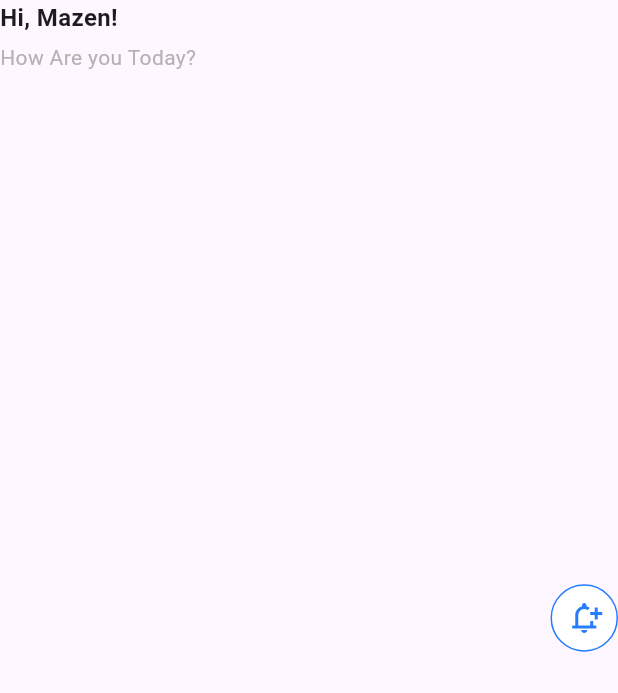
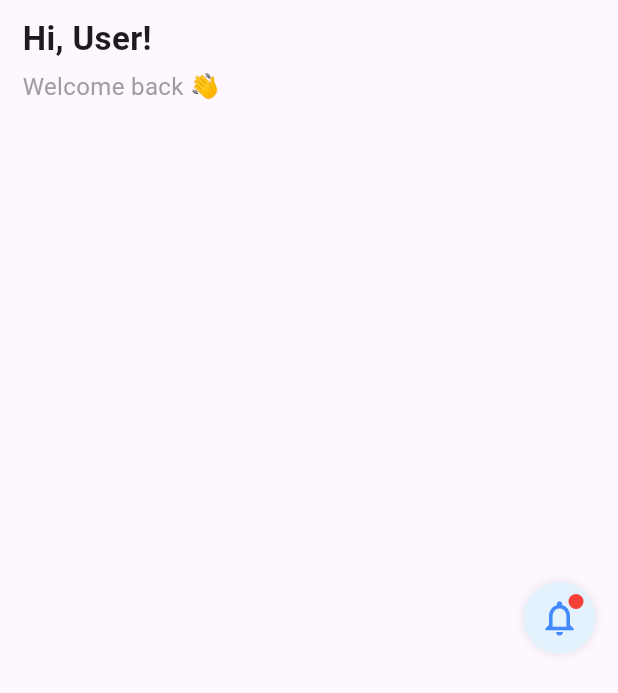
Before and after one commit to nadanasser0/Health_Care_App, a Flutter app: the HeaderWidget widget shown alone on an empty page, opened directly, on a phone screen of 412 x 824 dp. Shown: the top 693 px of the screen. Run offline on Flutter 3.47's test engine with Material 3 defaults, Android fonts, the phone set to English and light mode, and no system bars; our stand-ins replace animated_bottom_navigation_bar, carousel_slider, cloud_firestore, easy_date_timeline, emoji_picker_flutter, file_picker and 5 more; missing offline and left inert: record; accounts and stored records are empty.

Commit message:
edit_home_andSomeSignup_form-lastEdit_3/11/2025

```diff
--- a/lib/Features/patient_side/home_screen/widget/header.dart
+++ b/lib/Features/patient_side/home_screen/widget/header.dart
@@ -1,50 +1,117 @@
 import 'package:flutter/material.dart';
+import 'package:cloud_firestore/cloud_firestore.dart';
+import 'package:firebase_auth/firebase_auth.dart';
 import 'package:health_care_app/Features/patient_side/notification/notification_screen.dart';
-import 'package:health_care_app/core/constants/colors.dart';
-import 'package:health_care_app/core/constants/sizes.dart';
 
-///          header widget
-class HeaderWidget extends StatelessWidget {
-  const HeaderWidget({super.key});
+class HeaderWidget extends StatefulWidget {
+  const HeaderWidget({Key? key}) : super(key: key);
+
+  @override
+  State<HeaderWidget> createState() => _HeaderWidgetState();
+}
+
+class _HeaderWidgetState extends State<HeaderWidget> {
+  String userName = "";
+  bool hasNewNotification =
+      true; //  مؤقتًا خليه true عشان النقطة تظهر (تقدر تربطه بفايربيز لاحقًا)
+
+  @override
+  void initState() {
+    super.initState();
+    _loadUserData();
+  }
+
+  Future<void> _loadUserData() async {
+    final user = FirebaseAuth.instance.currentUser;
+    if (user != null) {
+      final doc = await FirebaseFirestore.instance
+          .collection('users')
+          .doc(user.uid)
+          .get();
+      if (doc.exists) {
+        setState(() {
+          userName = doc['name'] ?? "";
+        });
+      }
+    }
+  }
 
   @override
   Widget build(BuildContext context) {
-    return Row(
+    return Padding(
+      padding: const EdgeInsets.symmetric(horizontal: 15, vertical: 10),
+      child: Row(
+        mainAxisAlignment: MainAxisAlignment.spaceBetween,
         children: [
+          //  نص الترحيب
           Column(
             crossAxisAlignment: CrossAxisAlignment.start,
             children: [
-            Text("Hi, Mazen!", style: AppFonts.bodyLarge),
-            SizedBox(height: 5),
               Text(
-              "How Are you Today?",
-              style: TextStyle(color: AppColors.textColorGrey),
+                "Hi, ${userName.isEmpty ? "User" : userName}!",
+                style: const TextStyle(
+                  fontSize: 22,
+                  fontWeight: FontWeight.bold,
+                ),
+              ),
+              const SizedBox(height: 5),
+              const Text(
+                "Welcome back 👋",
+                style: TextStyle(fontSize: 16, color: Colors.grey),
               ),
             ],
           ),
-        Spacer(),
+
+          //  زر الإشعارات بشكل احترافي داخل دائرة + نقطة تنبيه
+          Stack(
+            children: [
               Container(
-          width: 45,
-          height: 45,
                 decoration: BoxDecoration(
-
-            border: BoxBorder.all(color: AppColors.blueColor),
+                  color: Colors.blue.shade50,
                   shape: BoxShape.circle,
-
-            // color: AppColors.textColorBlue.withOpacity(0.1),
-            color: AppColors.whiteColor,
+                  boxShadow: [
+                    BoxShadow(
+                      color: Colors.grey.withOpacity(0.2),
+                      spreadRadius: 1,
+                      blurRadius: 4,
+                    ),
+                  ],
                 ),
                 child: IconButton(
                   onPressed: () {
                     Navigator.push(
                       context,
-                MaterialPageRoute(builder: (context) => NotificationScreen()),
+                      MaterialPageRoute(
+                        builder: (context) => const NotificationScreen(),
+                      ),
                     );
                   },
-            icon: Icon(Icons.notification_add_outlined , color: AppColors.blueColor,),
+                  icon: const Icon(
+                    Icons.notifications_none_outlined,
+                    size: 28,
+                    color: Colors.blueAccent,
+                  ),
+                ),
+              ),
+
+              //  النقطة الصغيرة لو فيه إشعارات جديدة
+              if (hasNewNotification)
+                Positioned(
+                  right: 8,
+                  top: 8,
+                  child: Container(
+                    width: 10,
+                    height: 10,
+                    decoration: const BoxDecoration(
+                      color: Colors.red,
+                      shape: BoxShape.circle,
+                    ),
                   ),
                 ),
             ],
+          ),
+        ],
+      ),
     );
   }
 }
--- a/lib/Features/patient_side/profile/widgets/user_profile/logout_dialog.dart
+++ b/lib/Features/patient_side/profile/widgets/user_profile/logout_dialog.dart
@@ -71,8 +71,6 @@ class LogoutDialog {
                         ),
                         onPressed: () {
                           Navigator.pop(context);
-
-
                         },
 
                         child: const Text(
```
Also changed, not shown: lib/Features/patient_side/auth/widgets/signup_widgets/signup_form.dart (+3 -4 lines), lib/Features/patient_side/profile/widgets/shared/profile_header.dart (+3 -4 lines), lib/Features/patient_side/profile/widgets/user_profile/custom_profile_container.dart (+6 -4 lines), lib/Features/patient_side/profile/widgets/shared/user_image_profile.dart (indentation only). Lines whose indentation alone changed are shown as unchanged.
